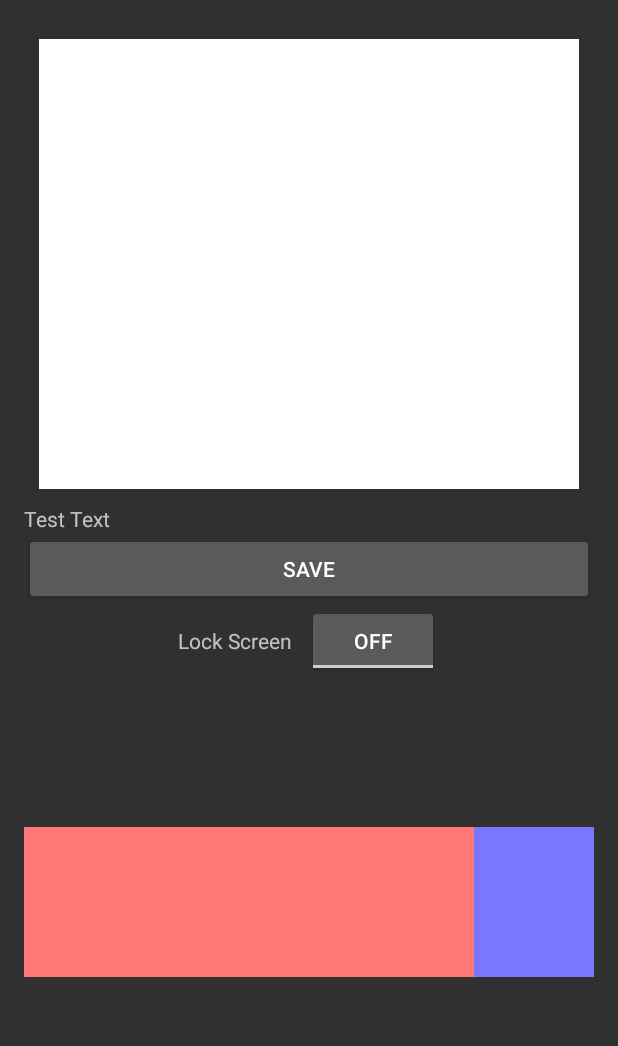
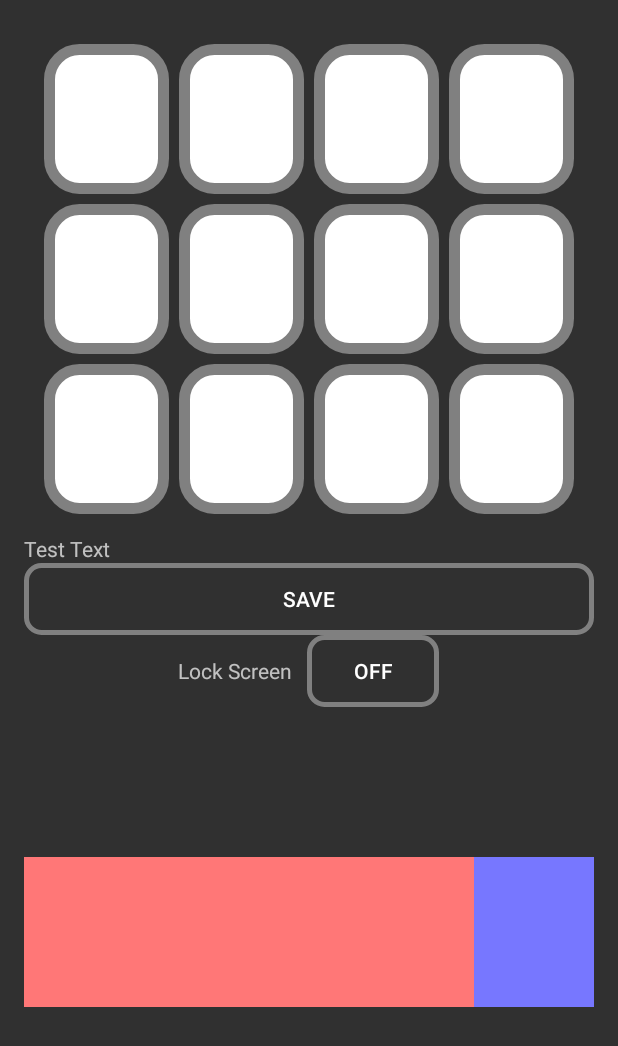
Before and after one commit to S-Hun/LockPocket, an Android app: the screen it shows after launch (EditActivity), on a phone screen of 412 x 824 dp. Shown: the top 1046 px of the screen. Run offline under Robolectric (Android 15) with nearby library versions, the phone set to English and light mode, and no system bars.

Commit message:
Update EditActivity UI

```diff
--- a/app/src/main/java/com/example/lockpocket/EditActivity.java
+++ b/app/src/main/java/com/example/lockpocket/EditActivity.java
@@ -5,6 +5,7 @@ import android.content.ClipData;
 import android.content.ClipDescription;
 import android.content.Intent;
 import android.content.SharedPreferences;
+import android.os.Build;
 import android.os.Bundle;
 import android.util.Log;
 import android.view.DragEvent;
@@ -15,6 +16,7 @@ import android.widget.ImageView;
 import android.widget.ToggleButton;
 
 import androidx.annotation.Nullable;
+import androidx.annotation.RequiresApi;
 import androidx.appcompat.app.AppCompatActivity;
 
 import com.example.lockpocket.utils.LockScreen;
@@ -34,6 +36,7 @@ public class EditActivity extends AppCompatActivity {
     // Main
     ToggleButton toggleButton;
 
+    @RequiresApi(api = Build.VERSION_CODES.LOLLIPOP)
     @Override
     protected void onCreate(Bundle savedInstanceState) {
         super.onCreate(savedInstanceState);
@@ -98,7 +101,6 @@ public class EditActivity extends AppCompatActivity {
                 findViewById(R.id.pos11),
                 findViewById(R.id.pos12)
         };
-
         posTag = new int[]{
                 0,1,2,3,4,5,6,7,8,9,10,11
         };
@@ -159,6 +161,7 @@ public class EditActivity extends AppCompatActivity {
 
     class DragListener implements View.OnDragListener {
 
+        @RequiresApi(api = Build.VERSION_CODES.LOLLIPOP)
         @Override
         public boolean onDrag(View v, DragEvent event) {
             switch(event.getAction()){
@@ -181,15 +184,15 @@ public class EditActivity extends AppCompatActivity {
 
                     View view = (View)event.getLocalState();
                     if(((String) view.getTag()).equals("RED")){
-                        v.setBackgroundColor(getResources().getColor(R.color.red));
+                        v.setBackground(getDrawable(R.drawable.background_red));
                         posComp[(int)v.getTag()] = 'A';
                     }
                     else if(((String) view.getTag()).equals("BLUE")){
-                        v.setBackgroundColor(getResources().getColor(R.color.blue));
+                       v.setBackground(getDrawable(R.drawable.background_blue));
                         posComp[(int)v.getTag()] = 'B';
                     }
                     else if(((String) view.getTag()).equals("GREEN")){
-                        v.setBackgroundColor(getResources().getColor(R.color.green));
+                        v.setBackground(getDrawable(R.drawable.background_green));
                         posComp[(int)v.getTag()] = 'C';
                     }
                     /*
@@ -221,14 +224,15 @@ public class EditActivity extends AppCompatActivity {
         }
     }
 
+    @RequiresApi(api = Build.VERSION_CODES.LOLLIPOP)
     private boolean setColor(){
         if(UI == null) return false;
         for(int i=0; i<UI.length(); i++){
-            if(UI.charAt(i)=='A') pos[i].setBackgroundColor(getResources().getColor(R.color.red));
-            else if(UI.charAt(i)=='B') pos[i].setBackgroundColor(getResources().getColor(R.color.blue));
-            else if(UI.charAt(i)=='C') pos[i].setBackgroundColor(getResources().getColor(R.color.green));
+            if(UI.charAt(i)=='A') pos[i].setBackground(getDrawable(R.drawable.background_red));
+            else if(UI.charAt(i)=='B') pos[i].setBackground(getDrawable(R.drawable.background_blue));
+            else if(UI.charAt(i)=='C') pos[i].setBackground(getDrawable(R.drawable.background_green));
             else {
-                pos[i].setBackgroundColor(getResources().getColor(R.color.white));
+                pos[i].setBackground(getDrawable(R.drawable.background_white));
             }
         }
         return true;
--- /dev/null
+++ b/app/src/main/res/drawable/background_blue.xml
@@ -0,0 +1,6 @@
+<?xml version="1.0" encoding="UTF-8"?>
+<shape xmlns:android="http://schemas.android.com/apk/res/android">
+    <solid android:color="@color/blue"/>
+    <stroke android:width="7dp" android:color="#808080" />
+    <corners android:radius="20dp"/>
+</shape>
--- /dev/null
+++ b/app/src/main/res/drawable/background_green.xml
@@ -0,0 +1,6 @@
+<?xml version="1.0" encoding="UTF-8"?>
+<shape xmlns:android="http://schemas.android.com/apk/res/android">
+    <solid android:color="@color/green"/>
+    <stroke android:width="7dp" android:color="#808080" />
+    <corners android:radius="20dp"/>
+</shape>
--- /dev/null
+++ b/app/src/main/res/drawable/background_red.xml
@@ -0,0 +1,6 @@
+<?xml version="1.0" encoding="UTF-8"?>
+<shape xmlns:android="http://schemas.android.com/apk/res/android">
+    <solid android:color="@color/red"/>
+    <stroke android:width="7dp" android:color="#808080" />
+    <corners android:radius="20dp"/>
+</shape>
--- /dev/null
+++ b/app/src/main/res/drawable/background_white.xml
@@ -0,0 +1,6 @@
+<?xml version="1.0" encoding="UTF-8"?>
+<shape xmlns:android="http://schemas.android.com/apk/res/android">
+    <solid android:color="@color/white"/>
+    <stroke android:width="7dp" android:color="#808080" />
+    <corners android:radius="20dp"/>
+</shape>
--- /dev/null
+++ b/app/src/main/res/drawable/radius.xml
@@ -0,0 +1,6 @@
+<?xml version="1.0" encoding="UTF-8"?>
+<shape xmlns:android="http://schemas.android.com/apk/res/android">
+    <solid android:color="#00000000"/>
+    <stroke android:width="3dip" android:color="#808080" />
+    <corners android:radius="10dip"/>
+</shape>
--- a/app/src/main/res/layout/activity_lock.xml
+++ b/app/src/main/res/layout/activity_lock.xml
@@ -120,15 +120,6 @@
         </TableRow>
     </TableLayout>
 
-    <ImageView
-        android:layout_width="144dp"
-        android:layout_height="155dp"
-        android:layout_centerHorizontal="true"
-        android:layout_marginTop="30dp"
-        android:adjustViewBounds="true"
-        android:id="@+id/image1"
-        android:src="@drawable/iklan" />
-
     <com.example.lockpocket.UnlockBar
         android:id="@+id/unlock"
         android:layout_width="match_parent"
--- a/app/src/main/res/layout/activity_main2.xml
+++ b/app/src/main/res/layout/activity_main2.xml
@@ -10,7 +10,7 @@
     android:paddingRight="@dimen/activity_horizontal_margin"
     android:paddingTop="@dimen/activity_vertical_margin"
     android:orientation="vertical"
-    tools:context="com.example.test.EditActivity">
+    tools:context="com.example.lockpocket.EditActivity">
 
     <TableLayout
         android:id="@+id/tableLayout"
@@ -28,31 +28,19 @@
 
             <TextView
                 android:id="@+id/pos1"
-                android:layout_height="100dp"
-                android:gravity="center"
-                android:text="TextView"
-                android:textAlignment="center" />
+                style="@style/CustomTextView" />
 
             <TextView
                 android:id="@+id/pos2"
-                android:layout_height="100dp"
-                android:gravity="center"
-                android:text="TextView"
-                android:textAlignment="center" />
+                style="@style/CustomTextView" />
 
             <TextView
                 android:id="@+id/pos3"
-                android:layout_height="100dp"
-                android:gravity="center"
-                android:text="TextView"
-                android:textAlignment="center" />
+                style="@style/CustomTextView" />
 
             <TextView
                 android:id="@+id/pos4"
-                android:layout_height="100dp"
-                android:gravity="center"
-                android:text="TextView"
-                android:textAlignment="center" />
+                style="@style/CustomTextView" />
         </TableRow>
 
         <TableRow
@@ -61,31 +49,19 @@
 
             <TextView
                 android:id="@+id/pos5"
-                android:layout_height="100dp"
-                android:gravity="center"
-                android:text="TextView"
-                android:textAlignment="center" />
+                style="@style/CustomTextView" />
 
             <TextView
                 android:id="@+id/pos6"
-                android:layout_height="100dp"
-                android:gravity="center"
-                android:text="TextView"
-                android:textAlignment="center" />
+                style="@style/CustomTextView" />
 
             <TextView
                 android:id="@+id/pos7"
-                android:layout_height="100dp"
-                android:gravity="center"
-                android:text="TextView"
-                android:textAlignment="center" />
+                style="@style/CustomTextView" />
 
             <TextView
                 android:id="@+id/pos8"
-                android:layout_height="100dp"
-                android:gravity="center"
-                android:text="TextView"
-                android:textAlignment="center" />
+                style="@style/CustomTextView" />
         </TableRow>
 
         <TableRow
@@ -94,31 +70,19 @@
 
             <TextView
                 android:id="@+id/pos9"
-                android:layout_height="100dp"
-                android:gravity="center"
-                android:text="TextView"
-                android:textAlignment="center" />
+                style="@style/CustomTextView" />
 
             <TextView
                 android:id="@+id/pos10"
-                android:layout_height="100dp"
-                android:gravity="center"
-                android:text="TextView"
-                android:textAlignment="center" />
+                style="@style/CustomTextView" />
 
             <TextView
                 android:id="@+id/pos11"
-                android:layout_height="100dp"
-                android:gravity="center"
-                android:text="TextView"
-                android:textAlignment="center" />
+                style="@style/CustomTextView" />
 
             <TextView
                 android:id="@+id/pos12"
-                android:layout_height="100dp"
-                android:gravity="center"
-                android:text="TextView"
-                android:textAlignment="center" />
+                style="@style/CustomTextView" />
         </TableRow>
     </TableLayout>
 
@@ -132,6 +96,7 @@
         android:layout_width="match_parent"
         android:layout_height="wrap_content"
         android:text="Save"
+        android:background="@drawable/radius"
         app:layout_constraintEnd_toEndOf="parent"
         app:layout_constraintStart_toStartOf="parent"
         app:layout_constraintTop_toTopOf="parent" />
@@ -150,6 +115,7 @@
             android:layout_marginLeft="10dp"
             android:layout_width="wrap_content"
             android:layout_height="wrap_content"
+            android:background="@drawable/radius"
             android:id="@+id/toggleButton" />
 
     </LinearLayout>
--- /dev/null
+++ b/app/src/main/res/values-v17/styles.xml
@@ -0,0 +1,12 @@
+<?xml version="1.0" encoding="utf-8"?>
+<resources>
+
+    <style name="CustomTextView" parent="@android:style/Widget.TextView">
+        <item name="android:layout_height">100dp</item>
+        <item name="android:gravity">center</item>
+        <item name="android:text">TextView</item>
+        <item name="android:layout_margin">3dp</item>
+        <item name="android:textAlignment">center</item>
+        <item name="android:background">@drawable/radius</item>
+    </style>
+</resources>
```
